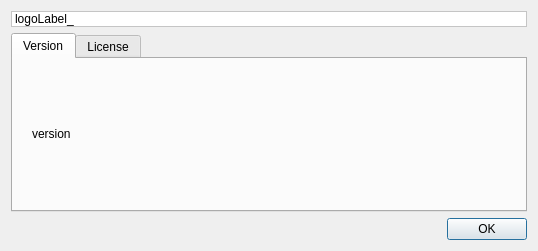
Old version of the form Viewer/ecflowUI/src/AboutDialog.ui in the repository ecmwf/ecflow.
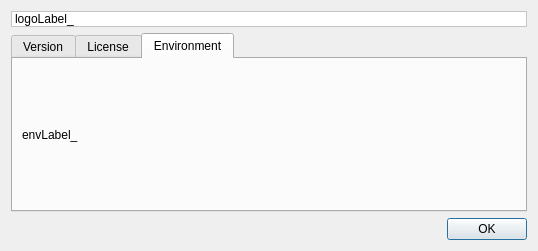
New version of the form. The open tabs and pages were chosen to show the change.

Commit message: ecFlowUI: display ui logfiles path in about dialog ECFLOW-1363

The edit to the form file:
```diff
--- a/Viewer/ecflowUI/src/AboutDialog.ui
+++ b/Viewer/ecflowUI/src/AboutDialog.ui
@@ -154,6 +154,20 @@
        </item>
       </layout>
      </widget>
+     <widget class="QWidget" name="tab3W">
+      <attribute name="title">
+       <string>Environment</string>
+      </attribute>
+      <layout class="QVBoxLayout" name="verticalLayout_4">
+       <item>
+        <widget class="QLabel" name="envLabel_">
+         <property name="text">
+          <string>envLabel_</string>
+         </property>
+        </widget>
+       </item>
+      </layout>
+     </widget>
     </widget>
    </item>
    <item>
```
The commit also changes 1 other file.
